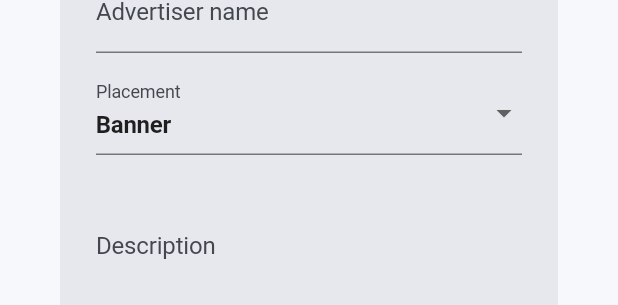
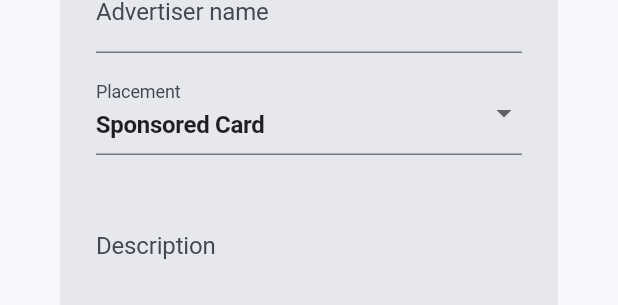
Before and after one commit to InariReq/HalaPh-Broken, a Flutter app: the _AdFormDialog widget shown alone on an empty page, opened directly, on a phone screen of 412 x 824 dp. Shown: the part 271-576 px from the top of the screen. Run offline on Flutter 3.47's test engine with Material 3 defaults, Android fonts, the light colour scheme and no system bars; our stand-ins replace cached_network_image, cloud_firestore, firebase_auth, firebase_core, firebase_database, firebase_storage and 9 more; accounts and stored records are empty; network calls fail; statements that could not run were skipped; project files that could hold a hidden picture were left out.

Commit message:
Deprecate banner ads but keep fullscreen option

```diff
--- a/lib/admin/models/admin_ad.dart
+++ b/lib/admin/models/admin_ad.dart
@@ -9,13 +9,13 @@ enum AdminAdPlacement {
     return switch (value?.trim()) {
       'fullscreen' => AdminAdPlacement.fullscreen,
       'sponsoredCard' => AdminAdPlacement.sponsoredCard,
-      _ => AdminAdPlacement.banner,
+      _ => AdminAdPlacement.sponsoredCard,
     };
   }
 
   String get label {
     return switch (this) {
-      AdminAdPlacement.banner => 'Banner',
+      AdminAdPlacement.banner => 'Legacy Banner',
       AdminAdPlacement.fullscreen => 'Fullscreen',
       AdminAdPlacement.sponsoredCard => 'Sponsored Card',
     };
--- a/lib/admin/screens/admin_ads_screen.dart
+++ b/lib/admin/screens/admin_ads_screen.dart
@@ -89,7 +89,7 @@ class _AdminAdsScreenState extends State<AdminAdsScreen> {
                         ),
                         const SizedBox(height: 8),
                         const Text(
-                          'Manage banner, fullscreen, and sponsored card ads for HalaPH.',
+                          'Manage sponsored card and fullscreen ads for HalaPH.',
                         ),
                       ],
                     ),
@@ -443,7 +443,7 @@ class _AdFormDialogState extends State<_AdFormDialog> {
     _endsAtController = TextEditingController(
       text: ad?.endsAt == null ? '' : _formatDateInput(ad!.endsAt!),
     );
-    _placement = ad?.placement ?? AdminAdPlacement.banner;
+    _placement = ad?.placement ?? AdminAdPlacement.sponsoredCard;
     _isActive = ad?.isActive ?? true;
   }
 
@@ -489,7 +489,10 @@ class _AdFormDialogState extends State<_AdFormDialog> {
                   initialValue: _placement,
                   decoration: const InputDecoration(labelText: 'Placement'),
                   items: [
-                    for (final placement in AdminAdPlacement.values)
+                    for (final placement in [
+                      AdminAdPlacement.sponsoredCard,
+                      AdminAdPlacement.fullscreen
+                    ])
                       DropdownMenuItem(
                         value: placement,
                         child: Text(placement.label),
@@ -689,7 +692,7 @@ class _EmptyAdsCard extends StatelessWidget {
             ),
             const SizedBox(height: 6),
             const Text(
-              'Add banner, fullscreen, or sponsored card ads when they are ready for admin management.',
+              'Add sponsored card or fullscreen ads when they are ready for admin management.',
               textAlign: TextAlign.center,
             ),
           ],
```
